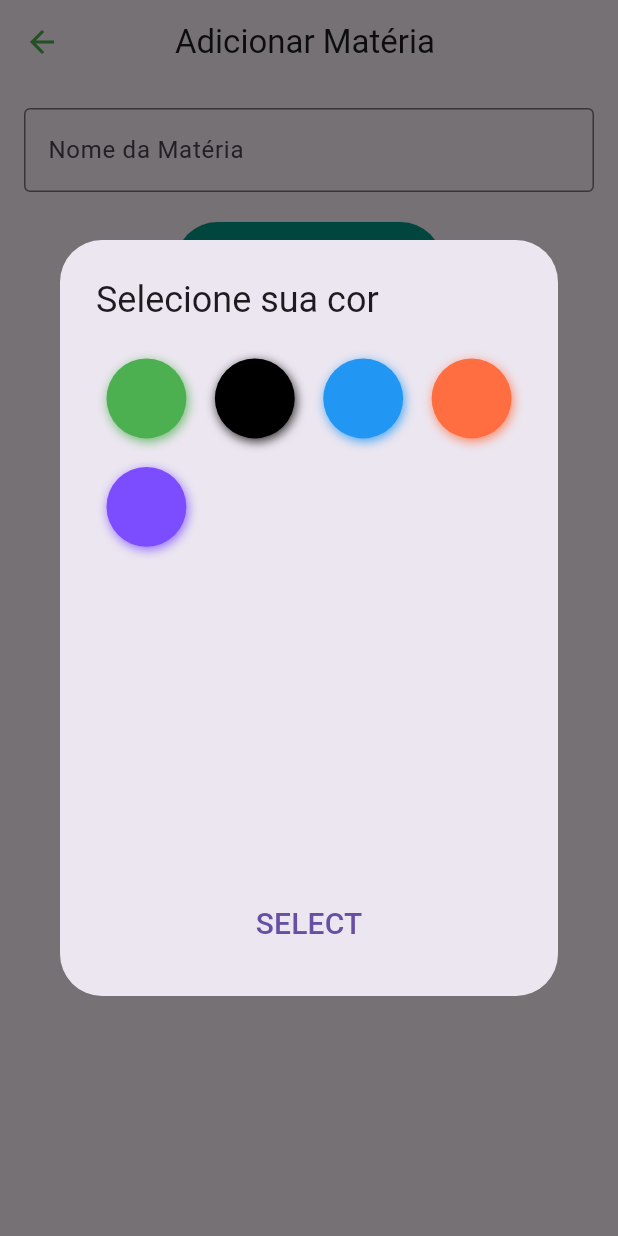
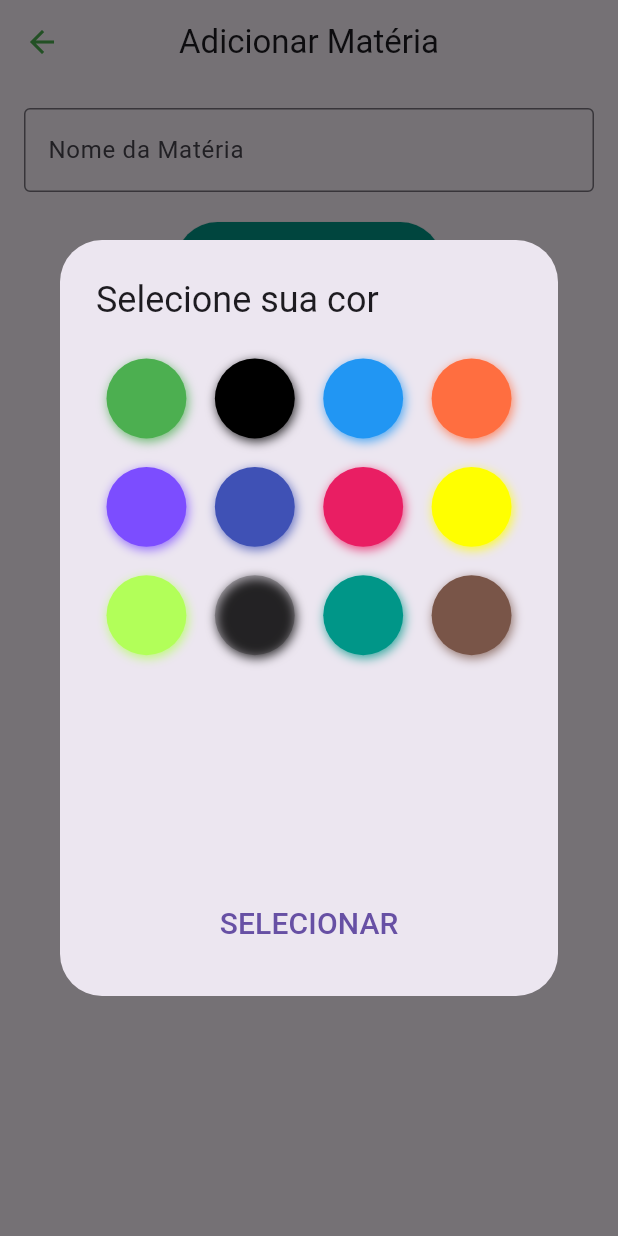
Before and after one commit to victor-monteiro11/sinapse, a Flutter app: the AddMarkerPage screen opened directly, after a tap on "Adicionar Cor", on a phone screen of 412 x 824 dp. Run offline on Flutter 3.47's test engine with Material 3 defaults, Android fonts, the phone set to English and light mode, and no system bars; drawn by our look-alikes of flutter_colorpicker; our stand-ins replace fl_chart, sqflite; accounts and stored records are empty.

Commit message:
refactor: styled button Adicionar Cor

```diff
--- a/lib/adicionar_marcadores.dart
+++ b/lib/adicionar_marcadores.dart
@@ -25,7 +25,6 @@ class _AddMarkerPageState extends State<AddMarkerPage> {
       dataInsert: DateTime.now(),
       isLastSelected: false,
       cor: color,
-
     );
 
     await Materia.insertMateria(novaMateria);
@@ -42,7 +41,7 @@ class _AddMarkerPageState extends State<AddMarkerPage> {
             Navigator.pop(context);
           },
         ),
-        title: Text('Adicionar Matéria '),
+        title: Text('Adicionar Matéria'),
         centerTitle: true,
       ),
       body: Padding(
@@ -65,32 +64,33 @@ class _AddMarkerPageState extends State<AddMarkerPage> {
               ),
               child: Text(
                 'Adicionar',
-                style: TextStyle(fontSize: 18,),
+                style: TextStyle(fontSize: 18),
               ),
             ),
             SizedBox(height: 20),
-            Column(
-              mainAxisAlignment: MainAxisAlignment.center,
+            Row(
+              mainAxisAlignment: MainAxisAlignment.start,
               children: [
                 Container(
                   decoration: BoxDecoration(
                     shape: BoxShape.circle,
                     color: color,
                   ),
-                  width: 50,
-                  height: 50,
+                  width: 100,
+                  height: 30,
                 ),
-                const SizedBox(height: 32,),
+                const SizedBox(width: 10),
                 ElevatedButton(
                   style: ElevatedButton.styleFrom(
-                    padding: EdgeInsets.symmetric(horizontal: 24,),
+                    padding: EdgeInsets.symmetric(horizontal: 24),
+                    backgroundColor: Colors.grey,
                   ),
                   child: Text(
                     'Adicionar Cor',
                     style: TextStyle(fontSize: 24),
                   ),
                   onPressed: () => pickColor(context),
-                )
+                ),
               ],
             ),
           ],
@@ -98,20 +98,29 @@ class _AddMarkerPageState extends State<AddMarkerPage> {
       ),
     );
   }
+
   Widget buildColorPicker() => BlockPicker(
     pickerColor: color,
-        // enableAlpha: true,
-        availableColors:[
+    availableColors: [
       Colors.green,
       Colors.black,
       Colors.blue,
       Colors.deepOrangeAccent,
-          Colors.deepPurpleAccent
+      Colors.deepPurpleAccent,
+      Colors.indigo,
+      Colors.pink,
+      Colors.yellowAccent,
+      Colors.lightGreenAccent,
+      Colors.black26,
+      Colors.teal,
+      Colors.brown,
     ],
     onColorChanged: (color) => setState(() => this.color = color),
   );
+
   void pickColor(BuildContext context) => showDialog(
-    context: context, builder: (context) => AlertDialog(
+    context: context,
+    builder: (context) => AlertDialog(
       title: Text('Selecione sua cor'),
       content: Column(
         mainAxisSize: MainAxisSize.min,
@@ -119,7 +128,7 @@ class _AddMarkerPageState extends State<AddMarkerPage> {
           buildColorPicker(),
           TextButton(
             child: Text(
-          'SELECT',
+              'SELECIONAR',
               style: TextStyle(fontSize: 20),
             ),
             onPressed: () => Navigator.of(context).pop(),
@@ -128,5 +137,4 @@ class _AddMarkerPageState extends State<AddMarkerPage> {
       ),
     ),
   );
-
 }
```
Lines whose indentation alone changed are shown as unchanged.
